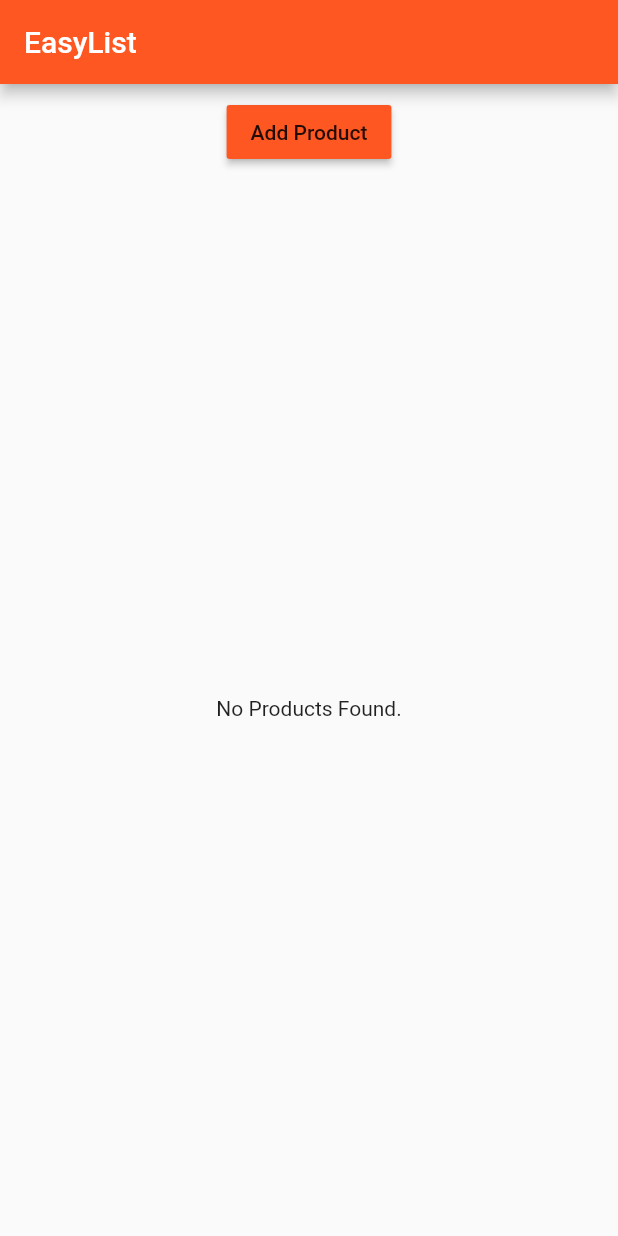
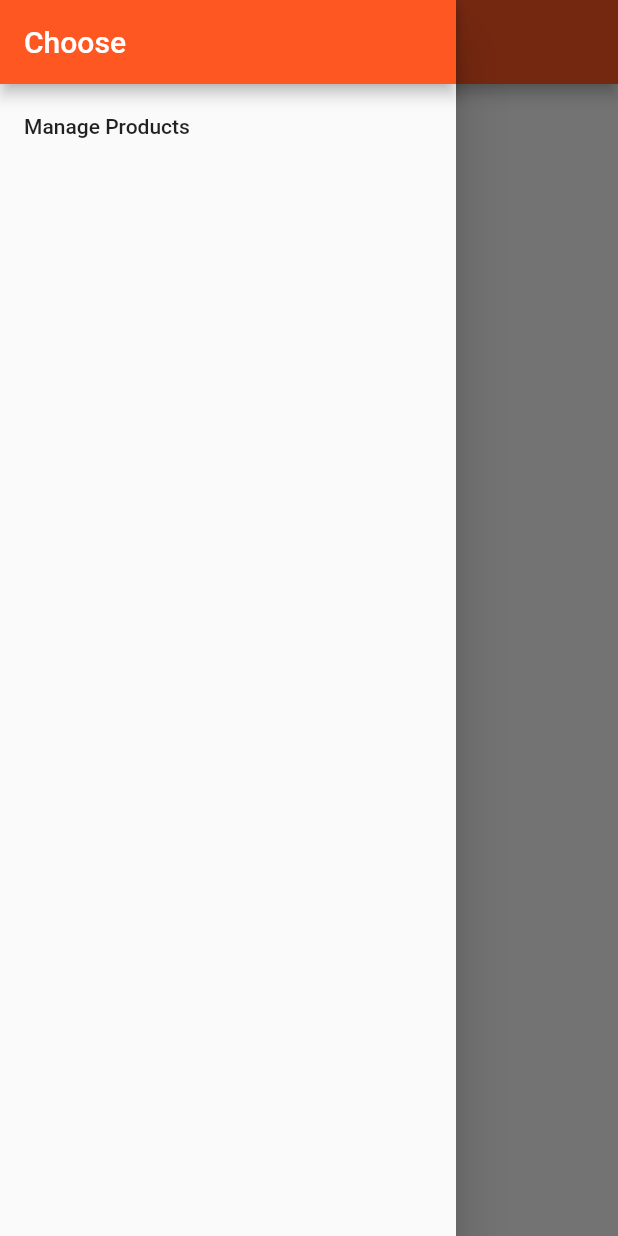
Before and after one commit to emma-ea/marketplace, a Flutter app: the screen it shows after launch, with the side drawer open (before the commit the screen has no drawer), on a phone screen of 412 x 824 dp. Run offline on Flutter 3.47's test engine with Material 2 defaults, Android fonts, the phone set to English and light mode, and no system bars.

```diff
--- a/lib/main.dart
+++ b/lib/main.dart
@@ -1,10 +1,31 @@
-import 'package:easylist2/pages/home.dart';
+import './pages/products_admin.dart';
+import './pages/products.dart';
+import './pages/product.dart';
 
 import 'package:flutter/material.dart';
 
 void main() => runApp(MyApp());
 
-class MyApp extends StatelessWidget {
+class MyApp extends StatefulWidget {
+  @override
+  _MyAppState createState() => _MyAppState();
+}
+
+class _MyAppState extends State<MyApp> {
+  List<Map<String, String>> _products = [];
+
+  void _addProduct(Map<String, String> product) {
+    setState(() {
+      _products.add(product);
+    });
+  }
+
+  void _deleteProduct(index) {
+    setState(() {
+      _products.removeAt(index);
+    });
+  }
+
   @override
   Widget build(BuildContext context) {
     return MaterialApp(
@@ -14,7 +35,32 @@ class MyApp extends StatelessWidget {
         accentColor: Colors.deepPurple,
         brightness: Brightness.light,
       ),
-      home: HomePage(),
+      // home: AuthPage(),
+      routes: {
+        '/': (BuildContext context) =>
+            ProductsPage(_products, _addProduct, _deleteProduct),
+        '/admin': (BuildContext context) => ProductsAdminPage(),
+      },
+      onGenerateRoute: (RouteSettings routeSettings) {
+        final List<String> pathElements = routeSettings.name.split('/');
+        print(pathElements);
+        if (pathElements[0] != '') {
+          return null;
+        }
+        if (pathElements[1] == 'product') {
+          final int index = int.parse(pathElements[2]);
+          return MaterialPageRoute<bool>(
+            builder: (BuildContext context) => ProductPage(
+                _products[index]['title'], _products[index]['image']),
+          );
+        }
+        return null;
+      },
+      onUnknownRoute: (RouteSettings settings) {
+        return MaterialPageRoute(
+            builder: (BuildContext context) =>
+                ProductsPage(_products, _addProduct, _deleteProduct));
+      },
     );
   }
 }
--- a/lib/pages/home.dart
+++ /dev/null
@@ -1,17 +0,0 @@
-import 'package:flutter/material.dart';
-
-
-import 'package:easylist2/product_manager.dart';
-
-
-class HomePage extends StatelessWidget {
-  @override
-  Widget build(BuildContext context) {
-    return Scaffold(
-      appBar: AppBar(
-        title: Text('EasyList'),
-      ),
-      body: ProductManager(),
-    );
-  }
-}
--- /dev/null
+++ b/lib/pages/products.dart
@@ -0,0 +1,42 @@
+import 'package:flutter/material.dart';
+
+import '../product_manager.dart';
+
+///
+/// add new products page
+///
+
+class ProductsPage extends StatelessWidget {
+
+  final List<Map<String, String>> products;
+  final Function addProduct;
+  final Function deleteProduct;
+
+  ProductsPage(this.products, this.addProduct, this.deleteProduct);
+
+  @override
+  Widget build(BuildContext context) {
+    return Scaffold(
+      drawer: Drawer(
+        child: Column(
+          children: <Widget>[
+            AppBar(
+              title: Text('Choose'),
+              automaticallyImplyLeading: false,
+            ),
+            ListTile(
+              title: Text('Manage Products'),
+              onTap: () {
+                Navigator.pushReplacementNamed(context, '/admin');
+              },
+            ),
+          ],
+        ),
+      ),
+      appBar: AppBar(
+        title: Text('EasyList'),
+      ),
+      body: ProductManager(products, addProduct, deleteProduct),
+    );
+  }
+}
--- a/lib/product_control.dart
+++ b/lib/product_control.dart
@@ -1,4 +1,8 @@
 import 'package:flutter/material.dart';
+
+///
+/// add product button
+///
 
 class ProductControl extends StatelessWidget {
   final Function addProduct;
--- a/lib/product_manager.dart
+++ b/lib/product_manager.dart
@@ -1,52 +1,33 @@
-import 'package:easylist2/product_control.dart';
-import 'package:easylist2/products.dart';
+import './product_control.dart';
+import './products.dart';
 
 import 'package:flutter/material.dart';
 
+///
+/// mange product list and add product button
+///
 
-class ProductManager extends StatefulWidget {
-  final Map<String, String> startingProduct;
-  ProductManager({this.startingProduct});
 
-  @override
-  _ProductManagerState createState() => _ProductManagerState();
-}
+class ProductManager extends StatelessWidget {
 
-class _ProductManagerState extends State<ProductManager> {
-  List<Map<String, String>> _products = [];
+  final List<Map<String, String>> products;
+  final Function addProduct;
+  final Function deleteProduct;
 
-  void _addProduct(Map<String, String> product) {
-    setState(() {
-      _products.add(product);
-    });
-  }
-
-  void _deleteProduct(index) {
-    setState(() {
-      _products.removeAt(index);
-    });
-  }
-
-  @override
-  void initState() {
-    super.initState();
-    if (widget.startingProduct != null) {
-      _products.add(widget.startingProduct);
-    }
-  }
+  ProductManager(this.products, this.addProduct, this.deleteProduct);
 
   @override
   Widget build(BuildContext context) {
     return Column(
       children: [
         Container(
-          child: ProductControl(_addProduct),
+          child: ProductControl(addProduct),
           margin: EdgeInsets.all(8.0),
         ),
         Expanded(
           child: Products(
-            _products,
-            deleteProduct: _deleteProduct,
+            products,
+            deleteProduct: deleteProduct,
           ),
         ),
       ],
```
Also changed, not shown: lib/pages/auth.dart (added, +22 -0 lines), lib/pages/product.dart (+31 -1 lines), lib/pages/product_create.dart (added, +21 -0 lines), lib/pages/product_list.dart (added, +10 -0 lines), lib/pages/products_admin.dart (added, +56 -0 lines), lib/products.dart (+7 -5 lines), 2 other files.
